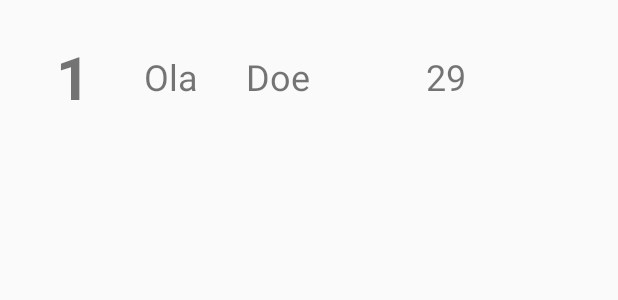
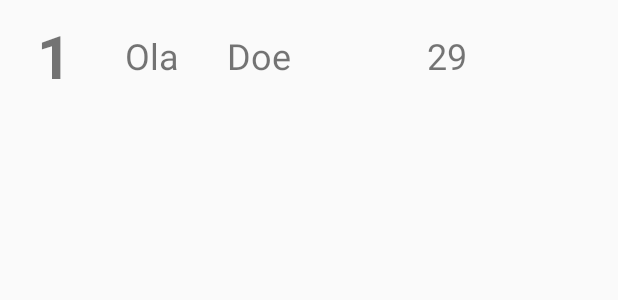
Before and after one commit to Olaislord/RoomDataBase, an Android app: the layout custom_row.xml on its own in the app's theme, with its tools: preview values and no code run, on a phone screen of 412 x 824 dp. Shown: the top 300 px of the screen. Run offline under Robolectric (Android 15) with nearby library versions, the phone set to English and light mode, and no system bars.

```diff
--- a/app/src/main/java/com/example/roomdatabase/fragment/list/ListAdapter.kt
+++ b/app/src/main/java/com/example/roomdatabase/fragment/list/ListAdapter.kt
@@ -45,10 +45,10 @@ class ListAdapter: RecyclerView.Adapter<ListAdapter.MyViewHolder>() {
         notifyDataSetChanged()
     }
 
-    fun removeAt(position: Int) {
-        userList.removeAt(position)
+    /*fun removeAt(position: Int) {
+        userList.removeAt(position)            // This code caused a bug for me
         notifyItemRemoved(position)
-    }
+    }*/
 
     fun getUserPosition(position: Int): User{
         return userList.get(position)
--- a/app/src/main/java/com/example/roomdatabase/fragment/list/ListFragment.kt
+++ b/app/src/main/java/com/example/roomdatabase/fragment/list/ListFragment.kt
@@ -20,8 +20,6 @@ import com.example.roomdatabase.viewModel.UserViewModel
 class ListFragment : Fragment() {
     private var _binding: FragmentListBinding? = null
     private val binding get() = _binding!!
-
-    private val args by navArgs<ListFragmentArgs>()
 
     private lateinit var mUserViewModel: UserViewModel
 
--- a/app/src/main/res/layout/custom_row.xml
+++ b/app/src/main/res/layout/custom_row.xml
@@ -2,10 +2,10 @@
 <androidx.constraintlayout.widget.ConstraintLayout xmlns:android="http://schemas.android.com/apk/res/android"
     xmlns:app="http://schemas.android.com/apk/res-auto"
     xmlns:tools="http://schemas.android.com/tools"
+    android:id="@+id/rowlayout"
     android:layout_width="match_parent"
     android:layout_height="wrap_content"
-    android:padding="24dp"
-    android:id="@+id/rowlayout">
+    android:padding="10dp">
 
     <TextView
         android:id="@+id/id_txt"
@@ -55,4 +55,12 @@
         app:layout_constraintEnd_toEndOf="parent"
         app:layout_constraintStart_toEndOf="@+id/lastname_txt"
         app:layout_constraintTop_toTopOf="parent" />
+
+    <View
+        android:layout_width="match_parent"
+        android:layout_height="1dp"
+        app:layout_constraintBottom_toBottomOf="parent"
+        app:layout_constraintTop_toTopOf="parent"
+        app:layout_constraintVertical_bias="1.0"
+        tools:layout_editor_absoluteX="24dp" />
 </androidx.constraintlayout.widget.ConstraintLayout>
--- a/app/src/main/res/layout/fragment_list.xml
+++ b/app/src/main/res/layout/fragment_list.xml
@@ -13,9 +13,9 @@
             android:id="@+id/recylerview"
             android:layout_width="match_parent"
             android:layout_height="wrap_content"
-            android:layout_marginStart="24dp"
-            android:layout_marginTop="24dp"
-            android:layout_marginEnd="24dp"
+            android:layout_marginStart="10dp"
+            android:layout_marginTop="10dp"
+            android:layout_marginEnd="10dp"
             app:layout_constraintBottom_toBottomOf="parent"
             app:layout_constraintEnd_toEndOf="parent"
             app:layout_constraintHorizontal_bias="0.0"
--- a/app/src/main/res/navigation/my_nav.xml
+++ b/app/src/main/res/navigation/my_nav.xml
@@ -20,9 +20,6 @@
             app:destination="@id/updateFragment"
             app:popUpTo="@id/listFragment"
             app:popUpToInclusive="false" />
-        <argument
-            android:name="currentUser"
-            app:argType="com.example.roomdatabase.model.User" />
     </fragment>
     <fragment
         android:id="@+id/addFragment"
```
Also changed, not shown: app/src/main/java/com/example/roomdatabase/fragment/update/UpdateFragment.kt (+0 -12 lines).
